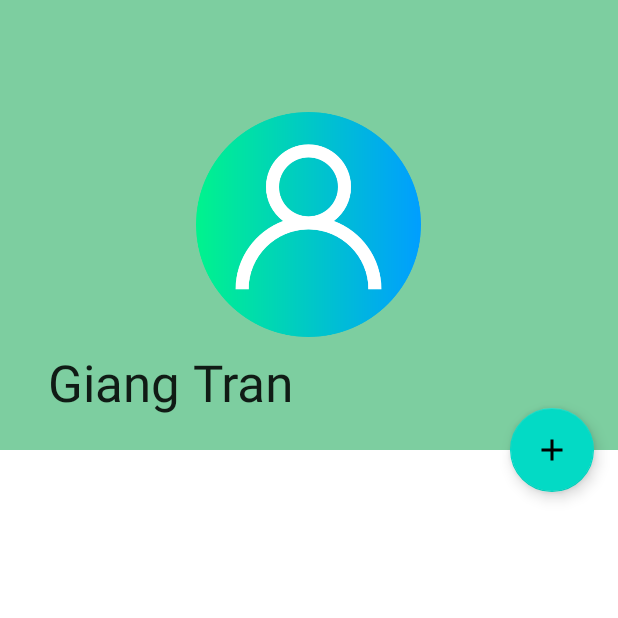
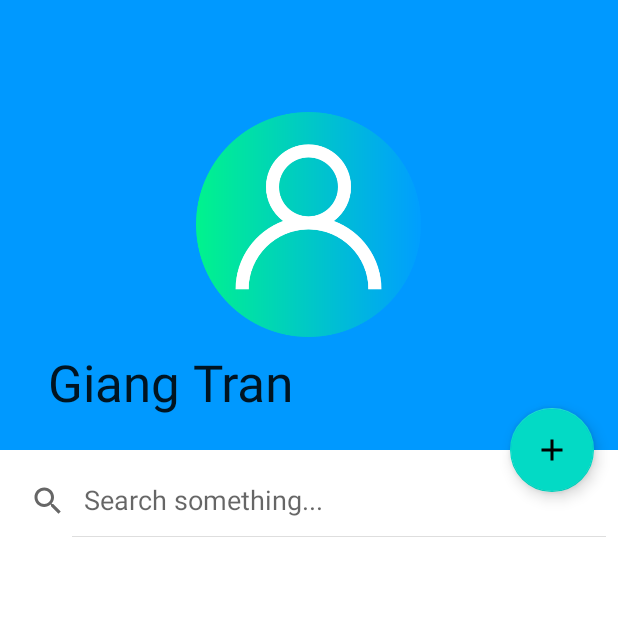
Before and after one commit to gtran6/RoomDB, an Android app: the CollapsingToolbar screen opened directly, with no data from a screen before it, on a phone screen of 412 x 824 dp, the top half of it. Run offline under Robolectric (Android 15) with nearby library versions, the phone set to English and light mode, and no system bars.

Commit message:
initial commit

```diff
--- a/app/src/main/java/com/example/week3day2/InventoryModel.java
+++ b/app/src/main/java/com/example/week3day2/InventoryModel.java
@@ -4,7 +4,6 @@ import android.graphics.Bitmap;
 
 public class InventoryModel extends MainActivity {
     public String productName, productPrice, productCategory;
-
     public Bitmap image;
     public byte[] photo;
 
--- a/app/src/main/java/com/example/week3day2/RoomAdapter.java
+++ b/app/src/main/java/com/example/week3day2/RoomAdapter.java
@@ -89,4 +89,9 @@ public class RoomAdapter extends RecyclerView.Adapter<RoomAdapter.ViewHolder> {
             delete = (ImageView) itemView.findViewById(R.id.delete);
         }
     }
+
+    public void addToSearchList(List<RoomUsers> addToSearchList) {
+        this.userdata = addToSearchList;
+        notifyDataSetChanged();
+    }
 }
--- a/app/src/main/res/layout/appbarlayout.xml
+++ b/app/src/main/res/layout/appbarlayout.xml
@@ -4,34 +4,40 @@
     android:layout_height="match_parent"
     xmlns:app="http://schemas.android.com/apk/res-auto">
 
+<!--    <RelativeLayout
+        android:id="@+id/relativeLayout"
+        android:layout_width="wrap_content"
+        android:layout_height="wrap_content">-->
+
         <com.google.android.material.appbar.AppBarLayout
+            android:id="@+id/appbarlayout"
             android:layout_width="match_parent"
             android:layout_height="300dp"
-        android:id="@+id/appbarlayout"
             android:fitsSystemWindows="true">
 
             <com.google.android.material.appbar.CollapsingToolbarLayout
+                android:id="@+id/collapsingtoolbar"
                 android:layout_width="match_parent"
                 android:layout_height="match_parent"
                 android:fitsSystemWindows="true"
-            app:title="Giang Tran"
-            android:id="@+id/collapsingtoolbar"
+                app:contentScrim="@color/teal_200"
                 app:layout_scrollFlags="scroll|exitUntilCollapsed|snap"
-            app:contentScrim="@color/teal_200">
+                app:title="Giang Tran">
 
                 <ImageView
                     android:layout_width="150dp"
                     android:layout_height="150dp"
-                android:src="@drawable/profilepic"
-                android:layout_gravity="center">
+                    android:layout_gravity="center"
+                    android:src="@drawable/profilepic">
 
                 </ImageView>
 
                 <androidx.appcompat.widget.Toolbar
+                    android:id="@+id/toolbar"
                     android:layout_width="match_parent"
                     android:layout_height="40dp"
                     app:layout_collapseMode="pin"
-                android:id="@+id/toolbar">
+                    android:layout_gravity="bottom">
 
                 </androidx.appcompat.widget.Toolbar>
 
@@ -39,16 +45,32 @@
 
         </com.google.android.material.appbar.AppBarLayout>
 
+    <!--</RelativeLayout>-->
+
+    <SearchView
+        android:id="@+id/searchview"
+        android:layout_width="match_parent"
+        android:layout_height="wrap_content"
+        android:layout_below="@+id/collapsingtoolbar"
+        android:layout_marginTop="310dp"
+        android:iconifiedByDefault="false"
+        android:queryHint="Search something..."
+        app:layout_anchor="@id/toolbar"
+        app:layout_anchorGravity="bottom">
+
+    </SearchView>
+
     <androidx.core.widget.NestedScrollView
         android:layout_width="match_parent"
         android:layout_height="match_parent"
-        app:layout_behavior="com.google.android.material.appbar.AppBarLayout$ScrollingViewBehavior"
-        android:layout_margin="20dp">
+        android:layout_marginTop="60dp"
+        app:layout_behavior="com.google.android.material.appbar.AppBarLayout$ScrollingViewBehavior">
 
             <androidx.recyclerview.widget.RecyclerView
+                android:id="@+id/recycler"
                 android:layout_width="match_parent"
-            android:layout_height="wrap_content"
-            android:id="@+id/recycler">
+                android:layout_height="match_parent"
+                android:layout_below="@+id/searchview">
 
             </androidx.recyclerview.widget.RecyclerView>
 
--- a/app/src/main/res/values-night/themes.xml
+++ b/app/src/main/res/values-night/themes.xml
@@ -2,7 +2,7 @@
     <!-- Base application theme. -->
     <style name="Theme.Week3Day2" parent="Theme.MaterialComponents.DayNight.NoActionBar">
         <!-- Primary brand color. -->
-        <item name="colorPrimary">@color/green</item>
+        <item name="colorPrimary">#0099ff</item>
         <item name="colorPrimaryVariant">@color/purple_700</item>
         <item name="colorOnPrimary">@color/black</item>
         <!-- Secondary brand color. -->
--- a/app/src/main/res/values/colors.xml
+++ b/app/src/main/res/values/colors.xml
@@ -8,4 +8,5 @@
     <color name="black">#FF000000</color>
     <color name="white">#FFFFFFFF</color>
     <color name="green">#7DCEA0</color>
+    <color name="blue">#6495ED</color>
 </resources>
--- a/app/src/main/res/values/themes.xml
+++ b/app/src/main/res/values/themes.xml
@@ -2,7 +2,7 @@
     <!-- Base application theme. -->
     <style name="Theme.Week3Day2" parent="Theme.MaterialComponents.DayNight.NoActionBar">
         <!-- Primary brand color. -->
-        <item name="colorPrimary">@color/green</item>
+        <item name="colorPrimary">#0099ff</item>
         <item name="colorPrimaryVariant">@color/purple_700</item>
         <item name="colorOnPrimary">@color/white</item>
         <!-- Secondary brand color. -->
```
Also changed, not shown: app/src/main/AndroidManifest.xml (+12 -1 lines), app/src/main/java/com/example/week3day2/RoomActivity.java (+45 -3 lines). Lines whose indentation alone changed are shown as unchanged.
